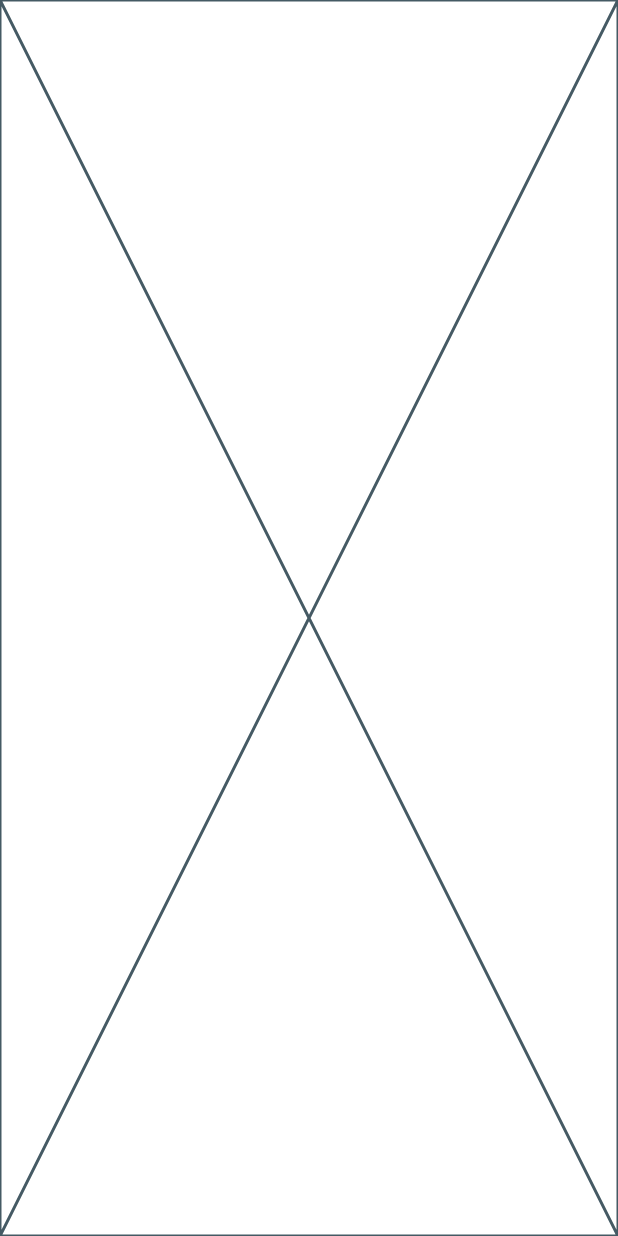
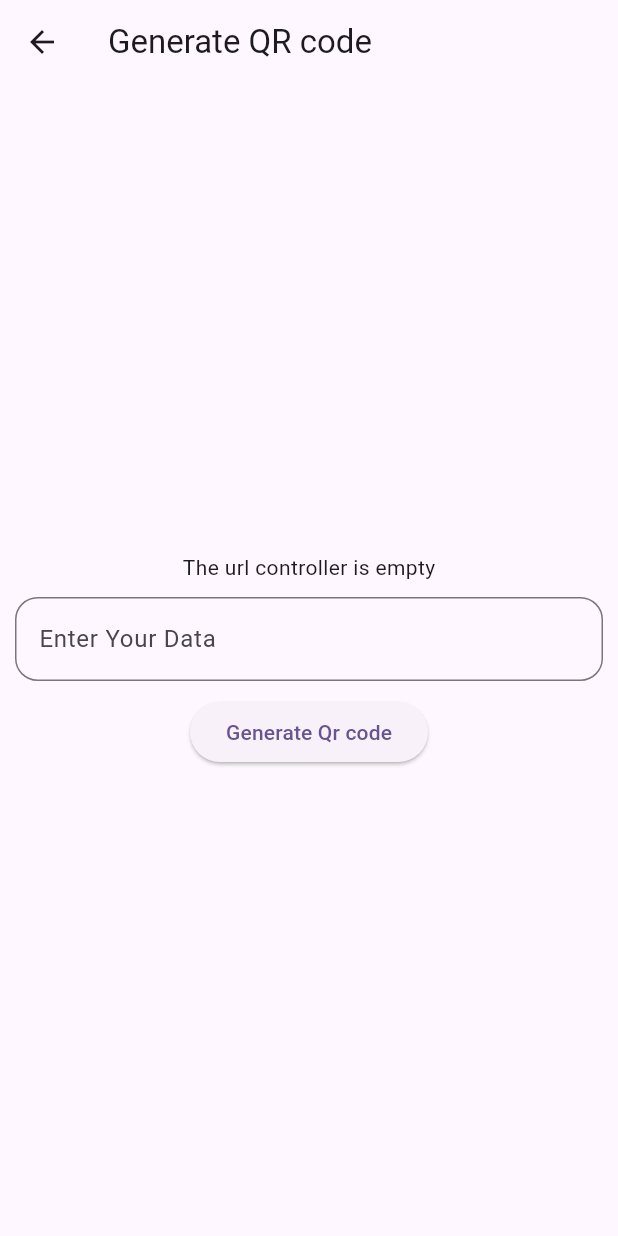
Before and after one commit to leon-bi/scan-QR-code, a Flutter app: the screen it shows after launch, after a tap on "Generate QR code", on a phone screen of 412 x 824 dp. Run offline on Flutter 3.47's test engine with Material 3 defaults, Android fonts, the phone set to English and light mode, and no system bars; our stand-ins replace qr_flutter.

Commit message:
adde the page for generatin the qr code

```diff
--- a/lib/generate_qrcode.dart
+++ b/lib/generate_qrcode.dart
@@ -1,5 +1,5 @@
 import 'package:flutter/material.dart';
-import 'package:qr_code_scanner/main.dart';
+import 'package:qr_flutter/qr_flutter.dart';
 
 class GenerateQRCode extends StatefulWidget {
   const GenerateQRCode({super.key});
@@ -9,8 +9,49 @@ class GenerateQRCode extends StatefulWidget {
 }
 
 class _GenerateQRCodeState extends State<GenerateQRCode> {
+  TextEditingController urlController = TextEditingController();
+
   @override
   Widget build(BuildContext context) {
-    return const Placeholder();
+    return Scaffold(
+      appBar: AppBar(
+        title: const Text('Generate QR code'),
+      ),
+      body: Center(
+          child: SingleChildScrollView(
+        child: Column(
+          mainAxisAlignment: MainAxisAlignment.center,
+          children: [
+            if (urlController.text.isNotEmpty)
+              QrImageView(
+                data: urlController.text,
+                version: QrVersions.auto,
+                size: 200,
+              )
+            else
+              const Text('The url controller is empty'),
+            const SizedBox(
+              height: 10,
+            ),
+            Container(
+              padding: const EdgeInsets.only(
+                left: 10,
+                right: 10,
+              ),
+              child: TextField(
+                controller: urlController,
+                decoration: InputDecoration(
+                    hintText: 'Enter your data',
+                    border: OutlineInputBorder(
+                        borderRadius: BorderRadius.circular(15)),
+                        labelText: 'Enter Your Data'),
+              ),
+            ),
+            const SizedBox(height: 10,),
+            ElevatedButton(onPressed: (){}, child: const Text('Generate Qr code'))
+          ],
+        ),
+      )),
+    );
   }
 }
--- a/lib/scan_qrcode.dart
+++ b/lib/scan_qrcode.dart
@@ -10,6 +10,6 @@ class ScanQRCode extends StatefulWidget {
 class _ScanQRCodeState extends State<ScanQRCode> {
   @override
   Widget build(BuildContext context) {
-    return const Placeholder();
+    return  Scaffold(appBar: AppBar(title: const Text('Qr code scaner')),);
   }
 }
```
